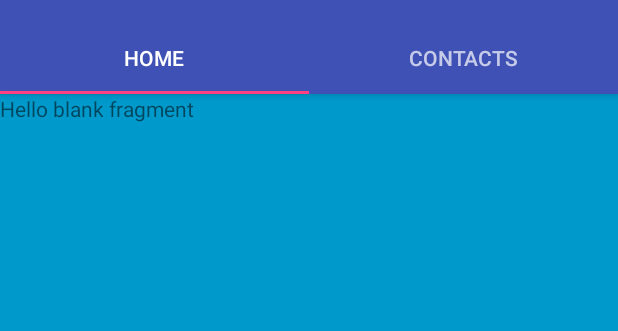
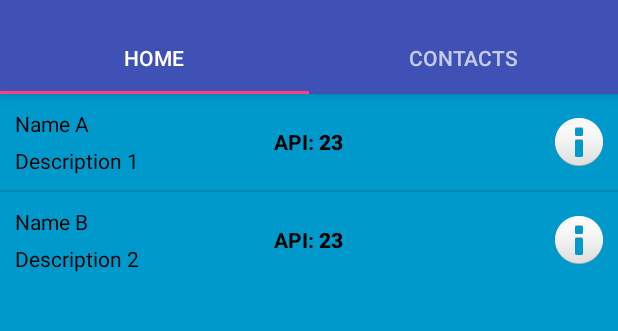
Before and after one commit to mnhmilu/POCTabedLayout, an Android app: the screen it shows after launch (MainActivity), on a phone screen of 412 x 824 dp, the part 74-405 px from its top. Run offline under Robolectric (Android 15) with nearby library versions, the phone set to English and light mode, and no system bars.

Commit message:
Customer Adapter Example for list view

```diff
--- a/app/src/main/AndroidManifest.xml
+++ b/app/src/main/AndroidManifest.xml
@@ -1,6 +1,11 @@
 <?xml version="1.0" encoding="utf-8"?>
 <manifest xmlns:android="http://schemas.android.com/apk/res/android"
     package="com.example.nahidhossain.poctabedlayout">
+
+
+
+    <uses-permission android:name="android.permission.READ_CONTACTS"/>
+
 
     <application
         android:allowBackup="true"
--- a/app/src/main/java/com/example/nahidhossain/poctabedlayout/Frag1.java
+++ b/app/src/main/java/com/example/nahidhossain/poctabedlayout/Frag1.java
@@ -7,6 +7,11 @@ import android.support.v4.app.Fragment;
 import android.view.LayoutInflater;
 import android.view.View;
 import android.view.ViewGroup;
+import android.widget.BaseAdapter;
+import android.widget.ListView;
+import android.widget.TextView;
+
+import java.util.List;
 
 
 /**
@@ -27,7 +32,9 @@ public class Frag1 extends Fragment {
     private String mParam1;
     private String mParam2;
 
+    String[] NAMES ={"Name A","Name B"};
 
+    String[] DESCRIPTIONS ={"Description 1", "Description 2"};
 
     public Frag1() {
         // Required empty public constructor
@@ -58,13 +65,61 @@ public class Frag1 extends Fragment {
             mParam1 = getArguments().getString(ARG_PARAM1);
             mParam2 = getArguments().getString(ARG_PARAM2);
         }
+
     }
 
     @Override
     public View onCreateView(LayoutInflater inflater, ViewGroup container,
                              Bundle savedInstanceState) {
         // Inflate the layout for this fragment
-        return inflater.inflate(R.layout.fragment_frag1, container, false);
+
+        View rootView =inflater.inflate(R.layout.fragment_frag1, container, false);
+        ListView listView=(ListView) rootView.findViewById(R.id.listView);
+        CustomeAdapter customeAdapter = new CustomeAdapter();
+        listView.setAdapter(customeAdapter);
+
+        return rootView;
     }
 
+    class  CustomeAdapter extends BaseAdapter{
+
+        @Override
+        public int getCount() {
+            return 2;
+        }
+
+        @Override
+        public Object getItem(int position) {
+            return null;
+        }
+
+        @Override
+        public long getItemId(int position) {
+            return 0;
+        }
+
+        @Override
+        public View getView(int position, View convertView, ViewGroup parent) {
+            convertView = getLayoutInflater().inflate(R.layout.customlayout,null);
+
+            TextView name = (TextView) convertView.findViewById(R.id.textView_name);
+            TextView description = (TextView) convertView.findViewById(R.id.textView_desc);
+
+            name.setText(NAMES[position]);
+            description.setText(DESCRIPTIONS[position]);
+
+            return  convertView;
+        }
+    }
+
+
+
+
+
+
+
+
+
+
+
 }
--- a/app/src/main/java/com/example/nahidhossain/poctabedlayout/MainActivity.java
+++ b/app/src/main/java/com/example/nahidhossain/poctabedlayout/MainActivity.java
@@ -1,16 +1,22 @@
 package com.example.nahidhossain.poctabedlayout;
 
+import android.Manifest;
+import android.content.pm.PackageManager;
+import android.support.annotation.NonNull;
 import android.support.design.widget.TabLayout;
 import android.support.design.widget.FloatingActionButton;
 import android.support.design.widget.Snackbar;
+import android.support.v4.app.ActivityCompat;
 import android.support.v7.app.AppCompatActivity;
 import android.support.v7.widget.Toolbar;
+import android.support.v7.app.AppCompatActivity;
 
 import android.support.v4.app.Fragment;
 import android.support.v4.app.FragmentManager;
 import android.support.v4.app.FragmentPagerAdapter;
 import android.support.v4.view.ViewPager;
 import android.os.Bundle;
+import android.util.Log;
 import android.view.LayoutInflater;
 import android.view.Menu;
 import android.view.MenuItem;
@@ -19,7 +25,13 @@ import android.view.ViewGroup;
 
 import android.widget.TextView;
 
-public class MainActivity extends AppCompatActivity {
+public class MainActivity extends AppCompatActivity  implements ActivityCompat.OnRequestPermissionsResultCallback {
+
+    private static final int PERMISSIONS_REQUEST_READ_CONTACTS = 100;
+
+    private View mLayout;
+
+    public static final String TAG = "MainActivity";
 
     /**
      * The {@link android.support.v4.view.PagerAdapter} that will provide
@@ -31,6 +43,11 @@ public class MainActivity extends AppCompatActivity {
      */
     private SectionsPagerAdapter mSectionsPagerAdapter;
 
+
+    private static final int REQUEST_CONTACTS = 1;
+
+    private static String[] PERMISSIONS_CONTACT = {Manifest.permission.READ_CONTACTS };
+
     /**
      * The {@link ViewPager} that will host the section contents.
      */
@@ -40,7 +57,7 @@ public class MainActivity extends AppCompatActivity {
     protected void onCreate(Bundle savedInstanceState) {
         super.onCreate(savedInstanceState);
         setContentView(R.layout.activity_main);
-
+       // mLayout = findViewById(R.id.main_content);
         Toolbar toolbar = (Toolbar) findViewById(R.id.toolbar);
         setSupportActionBar(toolbar);
         // Create the adapter that will return a fragment for each of the three
@@ -58,6 +75,8 @@ public class MainActivity extends AppCompatActivity {
 
 
     }
+
+
 
 
     @Override
@@ -139,7 +158,24 @@ public class MainActivity extends AppCompatActivity {
             {
                 case 0:
 
-                   // view = PlaceholderFragment.newInstance(position + 1);
+                   // contact list
+
+
+            /*        if (ActivityCompat.checkSelfPermission(MainActivity.this, Manifest.permission.READ_CONTACTS)
+                            != PackageManager.PERMISSION_GRANTED
+                            || ActivityCompat.checkSelfPermission(MainActivity.this, Manifest.permission.WRITE_CONTACTS)
+                            != PackageManager.PERMISSION_GRANTED) {
+                        // Contacts permissions have not been granted.
+                        Log.i("tttt", "Contact permissions has NOT been granted. Requesting permissions.");
+
+                        requestContactsPermissions();
+
+                    } else {
+
+                        view = new Frag1();
+
+                    }*/
+
                     view = new Frag1();
                     break;
                 case 1:
@@ -159,10 +195,75 @@ public class MainActivity extends AppCompatActivity {
 
         }
 
-        @Override
+
+/*
+
+        private void requestContactsPermissions() {
+            // BEGIN_INCLUDE(contacts_permission_request)
+            if (ActivityCompat.shouldShowRequestPermissionRationale(MainActivity.this,
+                    Manifest.permission.READ_CONTACTS)
+                    ) {
+
+                // Provide an additional rationale to the user if the permission was not granted
+                // and the user would benefit from additional context for the use of the permission.
+                // For example, if the request has been denied previously.
+                Log.i("xxxx",
+                        "Displaying contacts permission rationale to provide additional context.");
+
+                // Display a SnackBar with an explanation and a button to trigger the request.
+                Snackbar.make(mLayout, R.string.permission_contacts_rationale,
+                        Snackbar.LENGTH_INDEFINITE)
+                        .setAction("OK", new View.OnClickListener() {
+                            @Override
+                            public void onClick(View view) {
+                                ActivityCompat
+                                        .requestPermissions(MainActivity.this, PERMISSIONS_CONTACT,
+                                                REQUEST_CONTACTS);
+                            }
+                        })
+                        .show();
+            } else {
+                // Contact permissions have not been granted yet. Request them directly.
+                ActivityCompat.requestPermissions(MainActivity.this, PERMISSIONS_CONTACT, REQUEST_CONTACTS);
+            }
+            // END_INCLUDE(contacts_permission_request)
+        }
+
+        */
+
+
+            @Override
         public int getCount() {
             // Show 3 total pages.
             return 2;
         }
     }
+
+    /*
+    @Override
+    public void onRequestPermissionsResult(int requestCode, @NonNull String[] permissions,
+                                           @NonNull int[] grantResults) {
+
+        if (requestCode == REQUEST_CONTACTS) {
+            Log.i(TAG, "Received response for contact permissions request.");
+
+            // We have requested multiple permissions for contacts, so all of them need to be
+            // checked.
+            if (PermissionUtil.verifyPermissions(grantResults)) {
+                // All required permissions have been granted, display contacts fragment.
+                Snackbar.make(mLayout, R.string.permision_available_contacts,
+                        Snackbar.LENGTH_SHORT)
+                        .show();
+            } else {
+                Log.i(TAG, "Contacts permissions were NOT granted.");
+                Snackbar.make(mLayout, R.string.permissions_not_granted,
+                        Snackbar.LENGTH_SHORT)
+                        .show();
+            }
+
+        } else {
+            super.onRequestPermissionsResult(requestCode, permissions, grantResults);
+        }
+    }
+    */
 }
--- a/app/src/main/java/com/example/nahidhossain/poctabedlayout/frag2.java
+++ b/app/src/main/java/com/example/nahidhossain/poctabedlayout/frag2.java
@@ -101,4 +101,7 @@ public class frag2 extends Fragment  implements View.OnClickListener {
     }
 
 
+
+
+
 }
--- /dev/null
+++ b/app/src/main/res/layout/customlayout.xml
@@ -0,0 +1,61 @@
+<?xml version="1.0" encoding="utf-8"?>
+<RelativeLayout xmlns:android="http://schemas.android.com/apk/res/android"
+    android:layout_width="match_parent"
+    android:layout_height="wrap_content"
+    android:orientation="vertical"
+    android:padding="10dp">
+
+    <TextView
+        android:id="@+id/textView_name"
+        android:layout_width="wrap_content"
+        android:layout_height="wrap_content"
+        android:layout_alignParentTop="true"
+        android:text="Marshmallow"
+        android:textAppearance="?android:attr/textAppearanceSmall"
+        android:textColor="@android:color/black" />
+
+
+    <TextView
+        android:id="@+id/textView_desc"
+        android:layout_width="wrap_content"
+        android:layout_height="wrap_content"
+        android:layout_below="@+id/textView_name"
+        android:layout_marginTop="5dp"
+        android:text="Android 6.0"
+        android:textColor="@android:color/black" />
+
+    <ImageView
+        android:id="@+id/item_info"
+        android:layout_width="wrap_content"
+        android:layout_height="wrap_content"
+        android:layout_alignParentEnd="true"
+        android:layout_alignParentRight="true"
+        android:layout_centerVertical="true"
+        android:src="@android:drawable/ic_dialog_info" />
+
+
+    <LinearLayout
+        android:layout_width="wrap_content"
+        android:layout_height="wrap_content"
+        android:layout_centerInParent="true">
+
+        <TextView
+            android:id="@+id/version_heading"
+            android:layout_width="wrap_content"
+            android:layout_height="wrap_content"
+            android:text="API: "
+            android:textColor="@android:color/black"
+            android:textStyle="bold" />
+
+        <TextView
+            android:id="@+id/version_number"
+            android:layout_width="wrap_content"
+            android:layout_height="wrap_content"
+            android:text="23"
+            android:textAppearance="?android:attr/textAppearanceButton"
+            android:textColor="@android:color/black"
+            android:textStyle="bold" />
+
+    </LinearLayout>
+
+</RelativeLayout>
--- a/app/src/main/res/layout/fragment_frag1.xml
+++ b/app/src/main/res/layout/fragment_frag1.xml
@@ -7,9 +7,11 @@
     tools:context=".Frag1">
 
     <!-- TODO: Update blank fragment layout -->
-    <TextView
-        android:layout_width="match_parent"
-        android:layout_height="match_parent"
-        android:text="@string/hello_blank_fragment" />
+
+
+    <ListView
+        android:layout_width="wrap_content"
+        android:layout_height="wrap_content"
+        android:id="@+id/listView"/>
 
 </FrameLayout>
--- a/app/src/main/res/layout/fragment_frag2.xml
+++ b/app/src/main/res/layout/fragment_frag2.xml
@@ -20,4 +20,7 @@
         android:onClick="onClick"
         android:text="New Activity" />
 
+
+
+
 </FrameLayout>
--- a/app/src/main/res/values/strings.xml
+++ b/app/src/main/res/values/strings.xml
@@ -8,4 +8,7 @@
     <!-- TODO: Remove or change this placeholder text -->
     <string name="hello_blank_fragment">Hello blank fragment</string>
     <string name="title_activity_main2">Main2Activity</string>
+    <string name="permissions_not_granted">Permissions were not granted.</string>
+    <string name="permission_contacts_rationale">Contacts permissions are needed to demonstrate access.</string>
+    <string name="permision_available_contacts">Contacts Permissions have been granted. Contacts screen can now be opened.</string>
 </resources>
```
Also changed, not shown: app/src/main/java/com/example/nahidhossain/poctabedlayout/ContactModel.java (added, +22 -0 lines), app/src/main/java/com/example/nahidhossain/poctabedlayout/CustomAdapter.java (added, +82 -0 lines), app/src/main/java/com/example/nahidhossain/poctabedlayout/PermissionUtil.java (added, +51 -0 lines), app/src/main/res/layout/lv_item.xml (added, +44 -0 lines).
